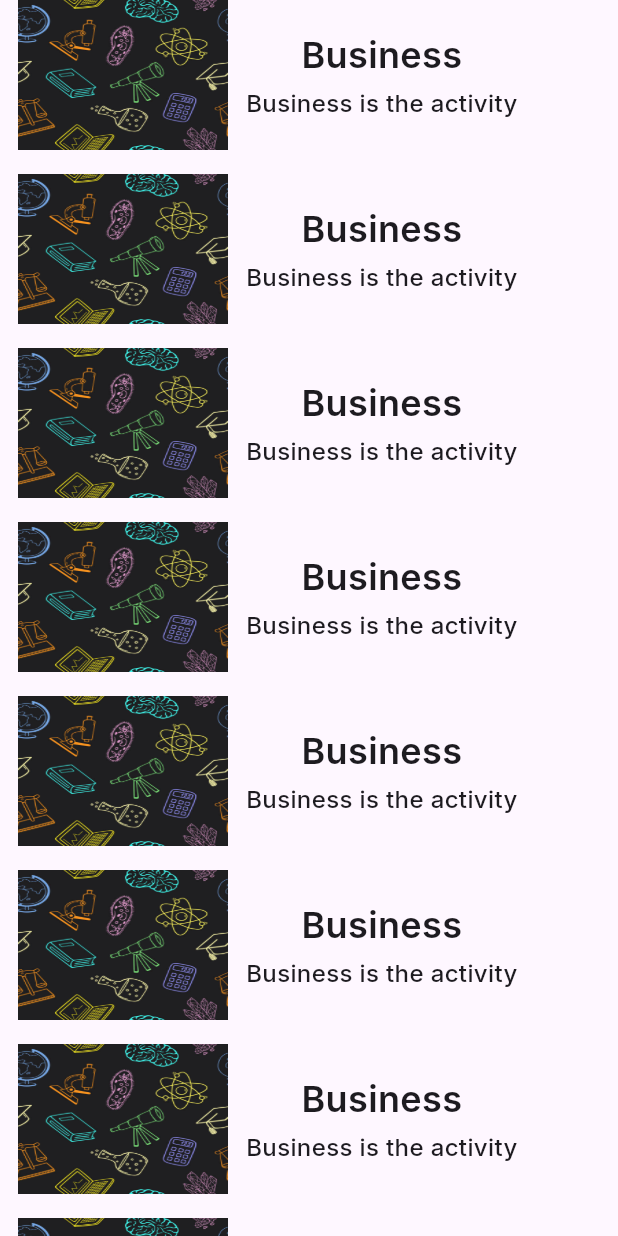
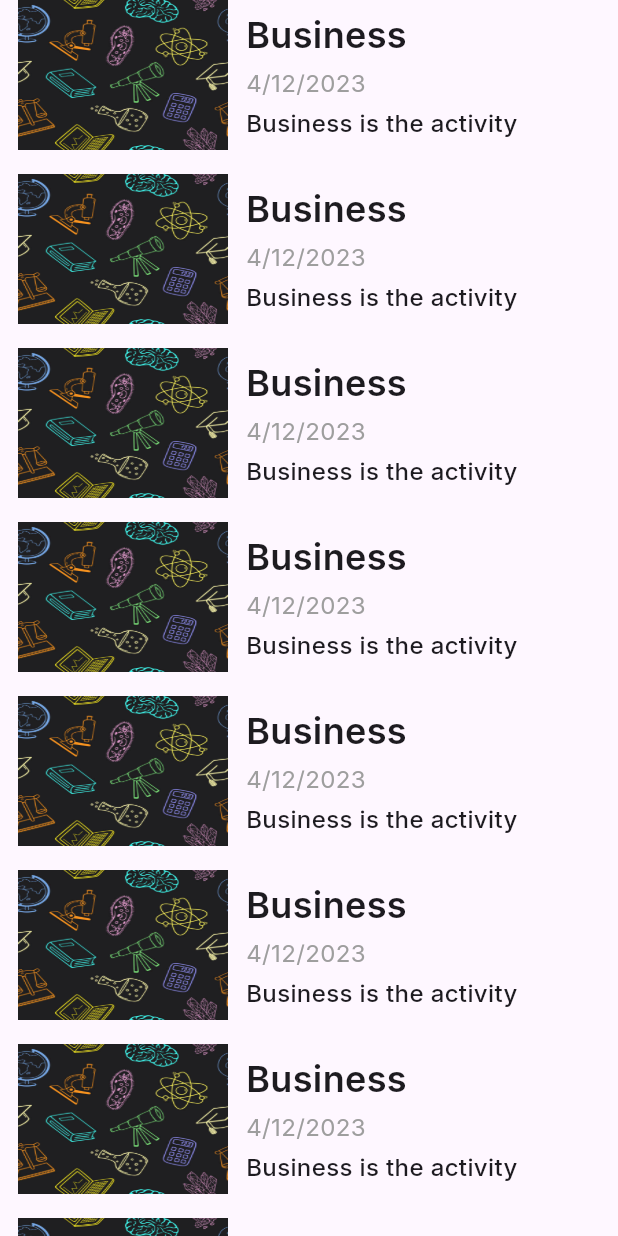
Before and after one commit to MohamedAliShosha/Insight360, a Flutter app: the HomeViewBody screen opened directly, on a phone screen of 412 x 824 dp. Run offline on Flutter 3.47's test engine with Material 3 defaults, Android fonts, the phone set to English and light mode, and no system bars; our stand-ins replace go_router, google_fonts.

Commit message:
Update NewsItem widget layout for improved alignment and readability

```diff
--- a/lib/Features/Home/presentation/widgets/news_item.dart
+++ b/lib/Features/Home/presentation/widgets/news_item.dart
@@ -28,13 +28,24 @@ class NewsItem extends StatelessWidget {
           width: 12,
         ),
         const Column(
-          mainAxisAlignment: MainAxisAlignment.center,
+          crossAxisAlignment: CrossAxisAlignment.start,
           children: [
             Text(
               'Business',
               style: TextStyle(
                 fontWeight: FontWeight.w600,
                 fontSize: 24,
+              ),
+            ),
+            SizedBox(
+              height: 4,
+            ),
+            Text(
+              '4/12/2023',
+              style: TextStyle(
+                fontWeight: FontWeight.w400,
+                fontSize: 16,
+                color: Colors.grey,
               ),
             ),
             SizedBox(
```
